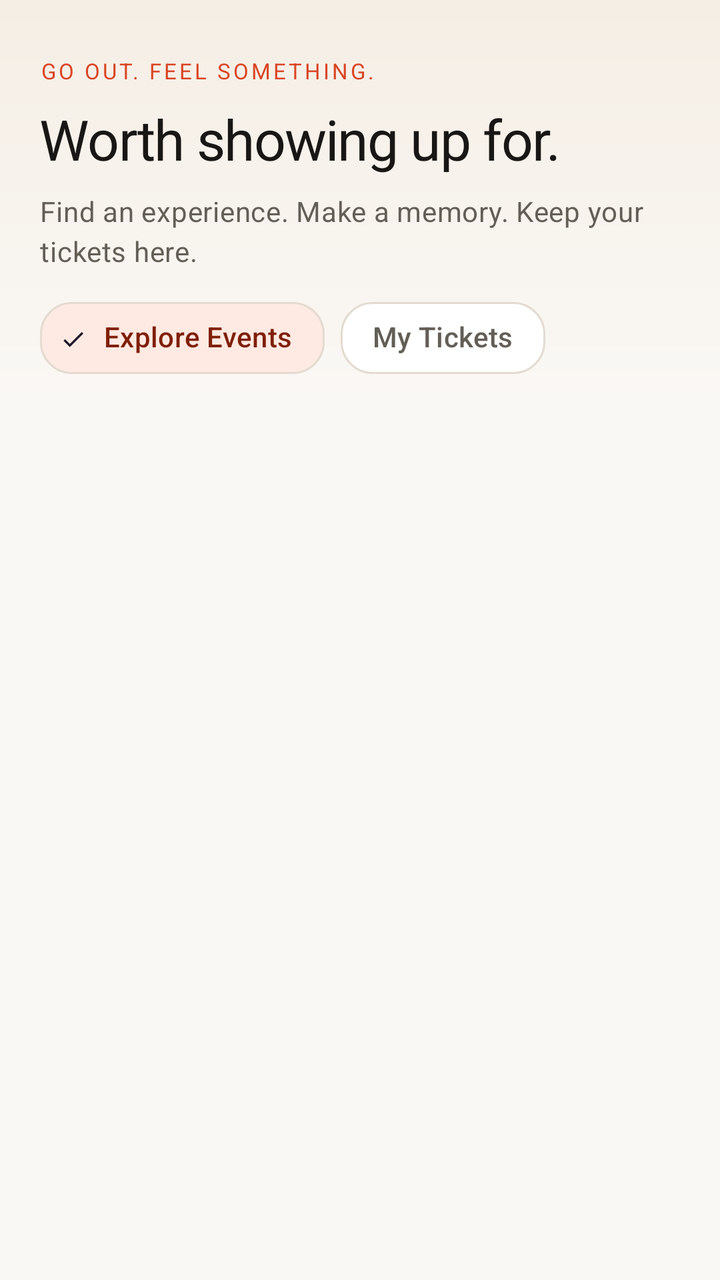
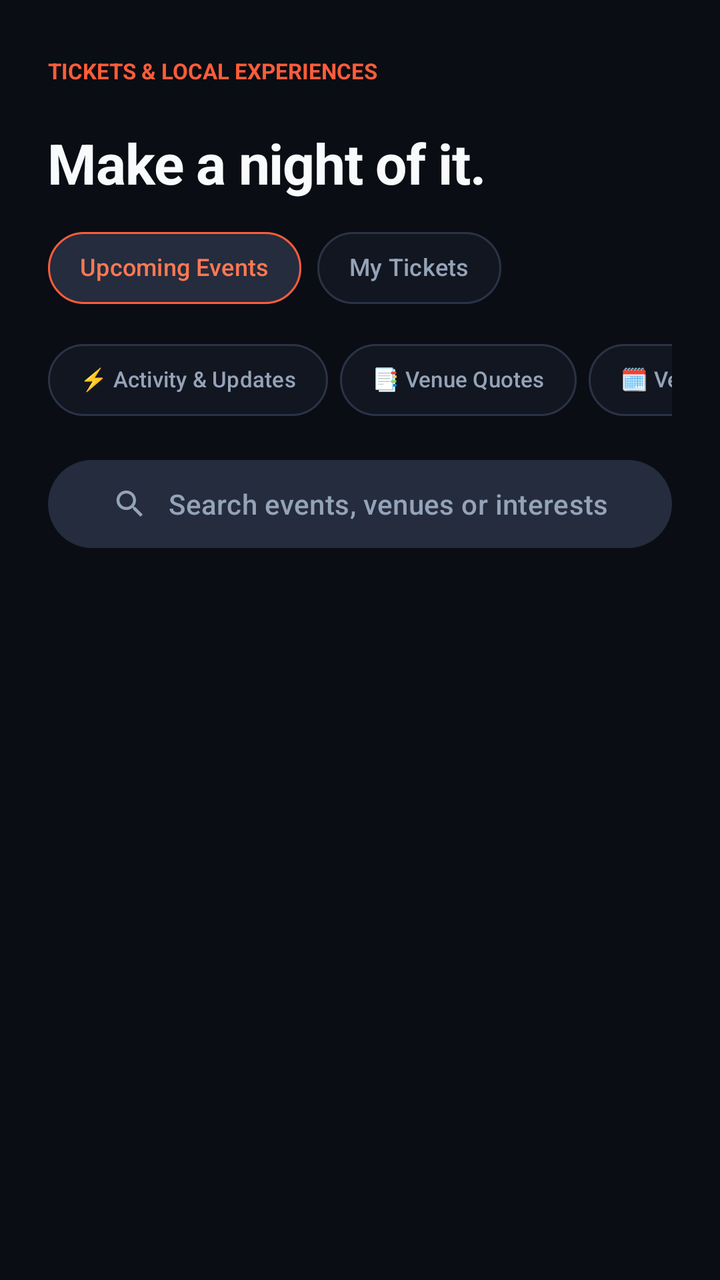

Screens rendered from an Android XML layout before and after an edit, with the pre-edit source and the edit as a unified diff.
<!-- AndroidManifest.xml: application theme Theme.Romear -->
<!-- res/layout/fragment_tickets.xml -->
<androidx.coordinatorlayout.widget.CoordinatorLayout xmlns:android="http://schemas.android.com/apk/res/android" xmlns:app="http://schemas.android.com/apk/res-auto" android:layout_width="match_parent" android:layout_height="match_parent" android:background="@color/hello_background">
  <com.google.android.material.appbar.AppBarLayout android:layout_width="match_parent" android:layout_height="wrap_content" android:background="@color/hello_background" android:elevation="0dp" android:stateListAnimator="@null">
    <LinearLayout android:id="@+id/headerContainer" android:layout_width="match_parent" android:layout_height="wrap_content" android:background="@drawable/bg_hello_header" android:elevation="0dp" android:orientation="vertical" android:paddingHorizontal="@dimen/screen_gutter" android:paddingTop="28dp" android:paddingBottom="12dp" app:layout_scrollFlags="scroll|enterAlways">
      <TextView android:id="@+id/headerEyebrow" android:layout_width="wrap_content" android:layout_height="wrap_content" android:text="@string/ui_tickets_eyebrow" android:textAppearance="@style/TextAppearance.Hello.Eyebrow" />
      <TextView android:id="@+id/headerTitle" android:layout_width="wrap_content" android:layout_height="wrap_content" android:layout_marginTop="8dp" android:text="@string/ui_tickets_title" android:textAppearance="@style/TextAppearance.Hello.ScreenTitle" android:accessibilityHeading="true" />
      <TextView android:layout_width="match_parent" android:layout_height="wrap_content" android:layout_marginTop="8dp" android:text="@string/ui_tickets_body" android:textAppearance="@style/TextAppearance.Hello.Caption" android:lineSpacingExtra="3dp" />
      <com.google.android.material.chip.ChipGroup android:id="@+id/ticketsTabGroup" android:layout_width="match_parent" android:layout_height="wrap_content" android:layout_marginTop="10dp" app:chipSpacingHorizontal="8dp" app:singleSelection="true" app:selectionRequired="true">
        <com.google.android.material.chip.Chip android:id="@+id/tabExplore" style="@style/Widget.Hello.Filter" android:layout_width="wrap_content" android:layout_height="wrap_content" android:checked="true" android:text="Explore Events" android:textSize="14sp" app:chipCornerRadius="16dp" />
        <com.google.android.material.chip.Chip android:id="@+id/tabMyTickets" style="@style/Widget.Hello.Filter" android:layout_width="wrap_content" android:layout_height="wrap_content" android:text="My Tickets" android:textSize="14sp" app:chipCornerRadius="16dp" />
      </com.google.android.material.chip.ChipGroup>
    </LinearLayout>
  </com.google.android.material.appbar.AppBarLayout>
  <FrameLayout android:layout_width="match_parent" android:layout_height="match_parent" app:layout_behavior="@string/appbar_scrolling_view_behavior">
    <ProgressBar android:id="@+id/loadingIndicator" android:layout_width="wrap_content" android:layout_height="wrap_content" android:indeterminateTint="@color/hello_primary" android:visibility="gone" android:layout_gravity="center" />
    <androidx.recyclerview.widget.RecyclerView android:id="@+id/ticketsRecyclerView" android:layout_width="match_parent" android:layout_height="match_parent" android:clipToPadding="false" android:paddingTop="8dp" android:paddingBottom="24dp" />
    <androidx.core.widget.NestedScrollView android:id="@+id/emptyStateView" android:layout_width="match_parent" android:layout_height="match_parent" android:fillViewport="true" android:visibility="gone">
      <LinearLayout android:layout_width="match_parent" android:layout_height="wrap_content" android:gravity="center" android:orientation="vertical" android:padding="32dp">
        <ImageView android:importantForAccessibility="no" android:layout_width="112dp" android:layout_height="112dp" android:background="@drawable/bg_empty_orbit" android:padding="34dp" android:src="@drawable/ic_tickets" app:tint="@color/hello_primary" />
        <TextView android:id="@+id/emptyStateTitle" android:layout_width="wrap_content" android:layout_height="wrap_content" android:layout_marginTop="16dp" android:text="No events found" android:textColor="@color/hello_text" android:textSize="22sp" android:textStyle="bold" />
        <TextView android:id="@+id/emptyStateBody" android:layout_width="wrap_content" android:layout_height="wrap_content" android:layout_marginTop="8dp" android:gravity="center" android:lineSpacingExtra="3dp" android:text="@string/ui_events_empty_body" android:textColor="@color/hello_text_secondary" android:textSize="14sp" />
      </LinearLayout>
    </androidx.core.widget.NestedScrollView>
    <LinearLayout android:id="@+id/feedError" android:layout_width="match_parent" android:layout_height="wrap_content" android:orientation="vertical" android:padding="24dp" android:gravity="center" android:background="@color/hello_surface" android:visibility="gone" android:layout_gravity="bottom">
      <TextView android:layout_width="match_parent" android:layout_height="wrap_content" android:text="@string/ui_feed_error" android:textAppearance="@style/TextAppearance.Hello.Body" android:gravity="center" android:accessibilityLiveRegion="polite" />
      <com.google.android.material.button.MaterialButton android:id="@+id/feedRetry" android:layout_width="wrap_content" android:layout_height="wrap_content" android:layout_marginTop="8dp" android:text="@string/ui_feed_retry" />
    </LinearLayout>
  </FrameLayout>
</androidx.coordinatorlayout.widget.CoordinatorLayout>
<!-- resources referenced by this layout -->
<resources>
  <color name="hello_background">#FAF8F5</color>
  <color name="hello_primary">#D94524</color>
  <color name="hello_surface">#FFFFFF</color>
  <color name="hello_text">#191715</color>
  <color name="hello_text_secondary">#635E56</color>
  <dimen name="screen_gutter">20dp</dimen>
  <!-- drawable bg_hello_header (drawable) -->
  <shape xmlns:android="http://schemas.android.com/apk/res/android"><gradient android:angle="270" android:startColor="@color/hello_header_tint" android:endColor="@color/hello_background" /></shape>
  <string name="ui_tickets_eyebrow">GO OUT. FEEL SOMETHING.</string>
  <string name="ui_tickets_title">Worth showing up for.</string>
  <style name="TextAppearance.Hello.Body" parent="TextAppearance.Material3.BodyLarge">
          <item name="android:textSize">@dimen/body_type</item>
          <item name="android:textColor">@color/hello_text_secondary</item>
          <item name="android:lineHeight">24sp</item>
      </style>
  <style name="TextAppearance.Hello.Caption" parent="TextAppearance.Material3.BodyMedium">
          <item name="android:textSize">14sp</item>
          <item name="android:textColor">@color/hello_text_secondary</item>
          <item name="android:lineHeight">20sp</item>
      </style>
  <style name="TextAppearance.Hello.Eyebrow" parent="TextAppearance.Material3.LabelMedium">
          <item name="android:textSize">11sp</item>
          <item name="android:letterSpacing">0.12</item>
          <item name="android:fontFamily">sans-serif-medium</item>
          <item name="android:textColor">@color/hello_primary</item>
      </style>
  <style name="TextAppearance.Hello.ScreenTitle" parent="TextAppearance.Hello.Hero">
          <item name="android:textSize">28sp</item>
          <item name="android:fontFamily">sans-serif-medium</item>
          <item name="android:letterSpacing">-0.02</item>
          <item name="android:lineHeight">36sp</item>
          <item name="android:textColor">@color/hello_text</item>
      </style>
  <style name="Widget.Hello.Filter" parent="Widget.Material3.Chip.Filter">
          <item name="android:textSize">13sp</item>
          <item name="android:fontFamily">sans-serif-medium</item>
          <item name="chipCornerRadius">18dp</item>
          <item name="chipMinHeight">36dp</item>
          <item name="ensureMinTouchTargetSize">true</item>
          <item name="chipBackgroundColor">@color/hello_chip_background</item>
          <item name="android:textColor">@color/hello_chip_text</item>
          <item name="chipStrokeColor">@color/hello_outline</item>
          <item name="chipStrokeWidth">1dp</item>
      </style>
  <color name="hello_primary_container">#FFEAE3</color>
  <color name="hello_outline">#E3DBD0</color>
  <color name="hello_success">#059669</color>
  <color name="hello_header_tint">#F5EEE5</color>
  <dimen name="body_type">15sp</dimen>
  <style name="TextAppearance.Hello.Hero" parent="TextAppearance.Material3.HeadlineLarge">
          <item name="android:textSize">34sp</item>
          <item name="android:fontFamily">sans-serif-medium</item>
          <item name="android:letterSpacing">-0.025</item>
          <item name="android:textColor">@color/hello_text</item>
          <item name="android:lineHeight">42sp</item>
      </style>
  <style name="Base.Theme.Romear" parent="Theme.Material3.DayNight.NoActionBar">
          <item name="colorPrimary">@color/hello_primary</item>
          <item name="colorPrimaryContainer">@color/hello_primary_container</item>
          <item name="colorOnPrimaryContainer">@color/hello_on_primary_container</item>
          <item name="colorOnPrimary">@color/hello_on_primary</item>
          <item name="colorSecondary">@color/hello_success</item>
          <item name="colorSurface">@color/hello_surface</item>
          <item name="colorOnSurface">@color/hello_text</item>
          <item name="colorOnSurfaceVariant">@color/hello_text_secondary</item>
          <item name="colorSurfaceVariant">@color/hello_surface_variant</item>
          <item name="colorOutline">@color/hello_outline</item>
          <item name="colorError">@color/hello_error</item>
          <item name="android:colorBackground">@color/hello_background</item>
          <item name="android:fontFamily">sans-serif</item>
          <item name="android:windowLightStatusBar">true</item>
          <item name="bottomSheetDialogTheme">@style/ThemeOverlay.Hello.Sheet</item>
          <item name="materialButtonStyle">@style/Widget.Hello.Button</item>
      </style>
  <color name="hello_on_primary_container">#7F1F08</color>
  <color name="hello_surface_variant">#F2EDE6</color>
  <color name="hello_error">#DC2626</color>
  <style name="Widget.Hello.Button" parent="Widget.Material3.Button">
          <item name="android:minHeight">@dimen/button_height</item>
          <item name="android:textSize">@dimen/body_type</item>
          <item name="android:letterSpacing">0.01</item>
          <item name="android:fontFamily">sans-serif-medium</item>
          <item name="cornerRadius">24dp</item>
          <item name="android:paddingHorizontal">20dp</item>
          <item name="elevation">0dp</item>
      </style>
  <style name="Widget.Hello.Sheet" parent="Widget.Material3.BottomSheet.Modal">
          <item name="shapeAppearance">@style/ShapeAppearance.Hello.Sheet</item>
          <item name="backgroundTint">@color/hello_surface</item>
      </style>
  <dimen name="button_height">52dp</dimen>
  <style name="ShapeAppearance.Hello.Sheet" parent="ShapeAppearance.Material3.LargeComponent">
          <item name="cornerSizeTopLeft">24dp</item>
          <item name="cornerSizeTopRight">24dp</item>
      </style>
  <!-- unchanged entries left out for length: 9 -->
</resources>

<!-- the commit's change to res/layout/fragment_tickets.xml (unified diff, before → after) -->
@@ -1,13 +1,24 @@
 <androidx.coordinatorlayout.widget.CoordinatorLayout xmlns:android="http://schemas.android.com/apk/res/android" xmlns:app="http://schemas.android.com/apk/res-auto" android:layout_width="match_parent" android:layout_height="match_parent" android:background="@color/hello_background">
   <com.google.android.material.appbar.AppBarLayout android:layout_width="match_parent" android:layout_height="wrap_content" android:background="@color/hello_background" android:elevation="0dp" android:stateListAnimator="@null">
-    <LinearLayout android:id="@+id/headerContainer" android:layout_width="match_parent" android:layout_height="wrap_content" android:background="@drawable/bg_hello_header" android:elevation="0dp" android:orientation="vertical" android:paddingHorizontal="@dimen/screen_gutter" android:paddingTop="28dp" android:paddingBottom="12dp" app:layout_scrollFlags="scroll|enterAlways">
-      <TextView android:id="@+id/headerEyebrow" android:layout_width="wrap_content" android:layout_height="wrap_content" android:text="@string/ui_tickets_eyebrow" android:textAppearance="@style/TextAppearance.Hello.Eyebrow" />
-      <TextView android:id="@+id/headerTitle" android:layout_width="wrap_content" android:layout_height="wrap_content" android:layout_marginTop="8dp" android:text="@string/ui_tickets_title" android:textAppearance="@style/TextAppearance.Hello.ScreenTitle" android:accessibilityHeading="true" />
-      <TextView android:layout_width="match_parent" android:layout_height="wrap_content" android:layout_marginTop="8dp" android:text="@string/ui_tickets_body" android:textAppearance="@style/TextAppearance.Hello.Caption" android:lineSpacingExtra="3dp" />
+    <LinearLayout android:id="@+id/headerContainer" android:layout_width="match_parent" android:layout_height="wrap_content" android:background="@color/bg_canvas" android:elevation="0dp" android:orientation="vertical" android:paddingHorizontal="@dimen/screen_gutter" android:paddingTop="28dp" android:paddingBottom="12dp" app:layout_scrollFlags="scroll|enterAlways">
+      <TextView android:id="@+id/headerEyebrow" android:layout_width="wrap_content" android:layout_height="wrap_content" android:text="TICKETS &amp; LOCAL EXPERIENCES" android:textAppearance="@style/TextAppearance.Hello.Eyebrow" />
+      <TextView android:id="@+id/headerTitle" android:layout_width="wrap_content" android:layout_height="wrap_content" android:layout_marginTop="20dp" android:text="Make a night of it." android:textAppearance="@style/TextAppearance.Hello.ScreenTitle" android:accessibilityHeading="true" />
+      <TextView android:layout_width="match_parent" android:layout_height="wrap_content" android:layout_marginTop="8dp" android:visibility="gone" android:text="@string/ui_tickets_body" android:textAppearance="@style/TextAppearance.Hello.Caption" android:lineSpacingExtra="3dp" />
       <com.google.android.material.chip.ChipGroup android:id="@+id/ticketsTabGroup" android:layout_width="match_parent" android:layout_height="wrap_content" android:layout_marginTop="10dp" app:chipSpacingHorizontal="8dp" app:singleSelection="true" app:selectionRequired="true">
-        <com.google.android.material.chip.Chip android:id="@+id/tabExplore" style="@style/Widget.Hello.Filter" android:layout_width="wrap_content" android:layout_height="wrap_content" android:checked="true" android:text="Explore Events" android:textSize="14sp" app:chipCornerRadius="16dp" />
-        <com.google.android.material.chip.Chip android:id="@+id/tabMyTickets" style="@style/Widget.Hello.Filter" android:layout_width="wrap_content" android:layout_height="wrap_content" android:text="My Tickets" android:textSize="14sp" app:chipCornerRadius="16dp" />
+        <com.google.android.material.chip.Chip android:id="@+id/tabExplore" style="@style/Widget.Hello.Filter" android:layout_width="wrap_content" android:layout_height="wrap_content" android:checked="true" android:text="Upcoming Events" android:textSize="12sp" app:chipCornerRadius="999dp" />
+        <com.google.android.material.chip.Chip android:id="@+id/tabMyTickets" style="@style/Widget.Hello.Filter" android:layout_width="wrap_content" android:layout_height="wrap_content" android:text="My Tickets" android:textSize="12sp" app:chipCornerRadius="999dp" />
       </com.google.android.material.chip.ChipGroup>
+      <HorizontalScrollView android:layout_width="match_parent" android:layout_height="wrap_content" android:layout_marginTop="8dp" android:scrollbars="none">
+        <LinearLayout android:layout_width="wrap_content" android:layout_height="wrap_content" android:orientation="horizontal">
+          <com.google.android.material.chip.Chip android:id="@+id/chipActivityTimeline" style="@style/Widget.Hello.Filter" android:layout_width="wrap_content" android:layout_height="wrap_content" android:text="⚡ Activity &amp; Updates" android:textSize="11sp" android:layout_marginEnd="6dp" />
+          <com.google.android.material.chip.Chip android:id="@+id/chipHostingQuotes" style="@style/Widget.Hello.Filter" android:layout_width="wrap_content" android:layout_height="wrap_content" android:text="📑 Venue Quotes" android:textSize="11sp" android:layout_marginEnd="6dp" />
+          <com.google.android.material.chip.Chip android:id="@+id/chipVenueCalendar" style="@style/Widget.Hello.Filter" android:layout_width="wrap_content" android:layout_height="wrap_content" android:text="🗓️ Venue Calendar" android:textSize="11sp" />
+        </LinearLayout>
+      </HorizontalScrollView>
+      <com.google.android.material.button.MaterialButton android:id="@+id/searchEvents" style="@style/Widget.Hello.Button.Tonal" android:layout_width="match_parent" android:layout_height="52dp" android:layout_marginTop="12dp" android:text="Search events, venues or interests" android:textColor="@color/text_secondary" app:cornerRadius="999dp" app:icon="@drawable/ic_search" app:iconGravity="textStart" app:iconPadding="10dp" app:iconTint="@color/text_secondary" />
+      <com.google.android.material.textfield.TextInputLayout android:id="@+id/eventSearchLayout" style="@style/Widget.Hello.TextInputLayout" android:layout_width="match_parent" android:layout_height="wrap_content" android:layout_marginTop="12dp" android:hint="Search events, venues or interests" android:visibility="gone">
+        <com.google.android.material.textfield.TextInputEditText android:id="@+id/eventSearchInput" android:layout_width="match_parent" android:layout_height="wrap_content" android:inputType="text" android:imeOptions="actionSearch" android:maxLines="1" />
+      </com.google.android.material.textfield.TextInputLayout>
     </LinearLayout>
   </com.google.android.material.appbar.AppBarLayout>
   <FrameLayout android:layout_width="match_parent" android:layout_height="match_parent" app:layout_behavior="@string/appbar_scrolling_view_behavior">
<!-- resource entries referenced after the edit -->
@@ -1,61 +1,99 @@
 <!-- resources referenced by this layout -->
 <resources>
-  <color name="hello_background">#FAF8F5</color>
-  <color name="hello_primary">#D94524</color>
-  <color name="hello_surface">#FFFFFF</color>
-  <color name="hello_text">#191715</color>
-  <color name="hello_text_secondary">#635E56</color>
-  <dimen name="screen_gutter">20dp</dimen>
-  <!-- drawable bg_hello_header (drawable) -->
-  <shape xmlns:android="http://schemas.android.com/apk/res/android"><gradient android:angle="270" android:startColor="@color/hello_header_tint" android:endColor="@color/hello_background" /></shape>
-  <string name="ui_tickets_eyebrow">GO OUT. FEEL SOMETHING.</string>
-  <string name="ui_tickets_title">Worth showing up for.</string>
+  <color name="bg_canvas">#0A0D14</color>
+  <color name="hello_background">#0A0D14</color>
+  <color name="hello_primary">#FF5C39</color>
+  <color name="hello_surface">#121620</color>
+  <color name="hello_text">#F8FAFC</color>
+  <color name="hello_text_secondary">#94A3B8</color>
+  <color name="text_secondary">#94A3B8</color>
+  <dimen name="screen_gutter">24dp</dimen>
+  <!-- drawable ic_search (drawable) -->
+  <vector xmlns:android="http://schemas.android.com/apk/res/android"
+      android:width="24dp"
+      android:height="24dp"
+      android:viewportWidth="24"
+      android:viewportHeight="24">
+      <path
+          android:fillColor="@color/hello_text_secondary"
+          android:pathData="M15.5,14h-0.79l-0.28,-0.27C15.41,12.59 16,11.11 16,9.5 16,5.91 13.09,3 9.5,3S3,5.91 3,9.5 5.91,16 9.5,16c1.61,0 3.09,-0.59 4.23,-1.57l0.27,0.28v0.79l5,4.99L20.49,19l-4.99,-5zm-6,0C7.01,14 5,11.99 5,9.5S7.01,5 9.5,5 14,7.01 14,9.5 11.99,14 9.5,14z" />
+  </vector>
   <style name="TextAppearance.Hello.Body" parent="TextAppearance.Material3.BodyLarge">
-          <item name="android:textSize">@dimen/body_type</item>
-          <item name="android:textColor">@color/hello_text_secondary</item>
-          <item name="android:lineHeight">24sp</item>
+          <item name="android:textSize">14sp</item>
+          <item name="android:textColor">@color/text_secondary</item>
+          <item name="android:lineHeight">19sp</item>
       </style>
   <style name="TextAppearance.Hello.Caption" parent="TextAppearance.Material3.BodyMedium">
-          <item name="android:textSize">14sp</item>
-          <item name="android:textColor">@color/hello_text_secondary</item>
-          <item name="android:lineHeight">20sp</item>
+          <item name="android:textSize">11sp</item>
+          <item name="android:textColor">@color/text_tertiary</item>
+          <item name="android:lineHeight">18sp</item>
       </style>
   <style name="TextAppearance.Hello.Eyebrow" parent="TextAppearance.Material3.LabelMedium">
           <item name="android:textSize">11sp</item>
-          <item name="android:letterSpacing">0.12</item>
+          <item name="android:letterSpacing">0</item>
           <item name="android:fontFamily">sans-serif-medium</item>
-          <item name="android:textColor">@color/hello_primary</item>
+          <item name="android:textStyle">bold</item>
+          <item name="android:textColor">@color/primary_coral</item>
       </style>
   <style name="TextAppearance.Hello.ScreenTitle" parent="TextAppearance.Hello.Hero">
           <item name="android:textSize">28sp</item>
+          <item name="android:fontFamily">sans-serif</item>
+          <item name="android:textStyle">bold</item>
+          <item name="android:letterSpacing">-0.015</item>
+          <item name="android:lineHeight">39sp</item>
+          <item name="android:textColor">@color/text_primary</item>
+      </style>
+  <style name="Widget.Hello.Button.Tonal" parent="Widget.Material3.Button.TonalButton">
+          <item name="android:minHeight">56dp</item>
+          <item name="android:textSize">14sp</item>
+          <item name="android:letterSpacing">0.01</item>
           <item name="android:fontFamily">sans-serif-medium</item>
-          <item name="android:letterSpacing">-0.02</item>
-          <item name="android:lineHeight">36sp</item>
+          <item name="cornerRadius">999dp</item>
+          <item name="android:paddingHorizontal">20dp</item>
+          <item name="backgroundTint">@color/hello_surface_pill</item>
           <item name="android:textColor">@color/hello_text</item>
       </style>
   <style name="Widget.Hello.Filter" parent="Widget.Material3.Chip.Filter">
-          <item name="android:textSize">13sp</item>
+          <item name="android:textSize">12sp</item>
           <item name="android:fontFamily">sans-serif-medium</item>
-          <item name="chipCornerRadius">18dp</item>
+          <item name="chipCornerRadius">999dp</item>
           <item name="chipMinHeight">36dp</item>
           <item name="ensureMinTouchTargetSize">true</item>
           <item name="chipBackgroundColor">@color/hello_chip_background</item>
           <item name="android:textColor">@color/hello_chip_text</item>
-          <item name="chipStrokeColor">@color/hello_outline</item>
+          <item name="chipStrokeColor">@color/hello_chip_stroke</item>
+          <item name="checkedIconVisible">false</item>
           <item name="chipStrokeWidth">1dp</item>
       </style>
-  <color name="hello_primary_container">#FFEAE3</color>
-  <color name="hello_outline">#E3DBD0</color>
-  <color name="hello_success">#059669</color>
-  <color name="hello_header_tint">#F5EEE5</color>
-  <dimen name="body_type">15sp</dimen>
+  <style name="Widget.Hello.TextInputLayout" parent="Widget.Material3.TextInputLayout.OutlinedBox">
+          <item name="boxBackgroundColor">@color/bg_surface_1</item>
+          <item name="boxStrokeColor">@color/border_subtle</item>
+          <item name="boxStrokeWidth">1dp</item>
+          <item name="boxStrokeWidthFocused">1.5dp</item>
+          <item name="boxCornerRadiusTopStart">16dp</item>
+          <item name="boxCornerRadiusTopEnd">16dp</item>
+          <item name="boxCornerRadiusBottomStart">16dp</item>
+          <item name="boxCornerRadiusBottomEnd">16dp</item>
+          <item name="hintTextColor">@color/text_tertiary</item>
+          <item name="android:textColorHint">@color/text_tertiary</item>
+      </style>
+  <color name="hello_primary_container">#242C3D</color>
+  <color name="hello_outline">#2A3346</color>
+  <color name="hello_success">#10B981</color>
+  <color name="text_tertiary">#64748B</color>
+  <color name="primary_coral">#FF5C39</color>
   <style name="TextAppearance.Hello.Hero" parent="TextAppearance.Material3.HeadlineLarge">
-          <item name="android:textSize">34sp</item>
-          <item name="android:fontFamily">sans-serif-medium</item>
-          <item name="android:letterSpacing">-0.025</item>
-          <item name="android:textColor">@color/hello_text</item>
-          <item name="android:lineHeight">42sp</item>
+          <item name="android:textSize">32sp</item>
+          <item name="android:fontFamily">sans-serif</item>
+          <item name="android:textStyle">bold</item>
+          <item name="android:letterSpacing">-0.02</item>
+          <item name="android:textColor">@color/text_primary</item>
+          <item name="android:lineHeight">38sp</item>
       </style>
+  <color name="text_primary">#F8FAFC</color>
+  <color name="hello_surface_pill">#242C3D</color>
+  <color name="bg_surface_1">#121620</color>
+  <color name="border_subtle">#2A3346</color>
   <style name="Base.Theme.Romear" parent="Theme.Material3.DayNight.NoActionBar">
           <item name="colorPrimary">@color/hello_primary</item>
           <item name="colorPrimaryContainer">@color/hello_primary_container</item>
@@ -70,31 +108,50 @@
           <item name="colorError">@color/hello_error</item>
           <item name="android:colorBackground">@color/hello_background</item>
           <item name="android:fontFamily">sans-serif</item>
-          <item name="android:windowLightStatusBar">true</item>
+          <item name="android:windowLightStatusBar">false</item>
+          <item name="android:windowLightNavigationBar" tools:targetApi="o_mr1">false</item>
           <item name="bottomSheetDialogTheme">@style/ThemeOverlay.Hello.Sheet</item>
           <item name="materialButtonStyle">@style/Widget.Hello.Button</item>
       </style>
-  <color name="hello_on_primary_container">#7F1F08</color>
-  <color name="hello_surface_variant">#F2EDE6</color>
-  <color name="hello_error">#DC2626</color>
+  <color name="hello_on_primary_container">#FF7854</color>
+  <color name="hello_surface_variant">#1A202C</color>
+  <color name="hello_error">#EF4444</color>
   <style name="Widget.Hello.Button" parent="Widget.Material3.Button">
-          <item name="android:minHeight">@dimen/button_height</item>
-          <item name="android:textSize">@dimen/body_type</item>
+          <item name="android:minHeight">56dp</item>
+          <item name="android:textSize">14sp</item>
           <item name="android:letterSpacing">0.01</item>
           <item name="android:fontFamily">sans-serif-medium</item>
-          <item name="cornerRadius">24dp</item>
-          <item name="android:paddingHorizontal">20dp</item>
+          <item name="cornerRadius">999dp</item>
+          <item name="android:paddingHorizontal">24dp</item>
           <item name="elevation">0dp</item>
+          <item name="android:insetTop">0dp</item>
+          <item name="android:insetBottom">0dp</item>
+          <item name="android:textAllCaps">false</item>
+          <item name="android:background">@drawable/bg_gradient_primary</item>
+          <item name="backgroundTint">@null</item>
+          <item name="android:textColor">@color/white</item>
       </style>
   <style name="Widget.Hello.Sheet" parent="Widget.Material3.BottomSheet.Modal">
           <item name="shapeAppearance">@style/ShapeAppearance.Hello.Sheet</item>
-          <item name="backgroundTint">@color/hello_surface</item>
+          <item name="backgroundTint">@color/hello_surface_variant</item>
       </style>
-  <dimen name="button_height">52dp</dimen>
+  <!-- drawable bg_gradient_primary (drawable) -->
+  <?xml version="1.0" encoding="utf-8"?>
+  <shape xmlns:android="http://schemas.android.com/apk/res/android"
+      android:shape="rectangle">
+      <gradient
+          android:angle="0"
+          android:startColor="@color/primary_coral"
+          android:endColor="@color/primary_coral_end"
+          android:type="linear" />
+      <corners android:radius="999dp" />
+  </shape>
+  <color name="white">#FFFFFFFF</color>
   <style name="ShapeAppearance.Hello.Sheet" parent="ShapeAppearance.Material3.LargeComponent">
-          <item name="cornerSizeTopLeft">24dp</item>
-          <item name="cornerSizeTopRight">24dp</item>
+          <item name="cornerSizeTopLeft">28dp</item>
+          <item name="cornerSizeTopRight">28dp</item>
       </style>
+  <color name="primary_coral_end">#FF7854</color>
   <!-- unchanged entries left out for length: 9 -->
 </resources>
 
